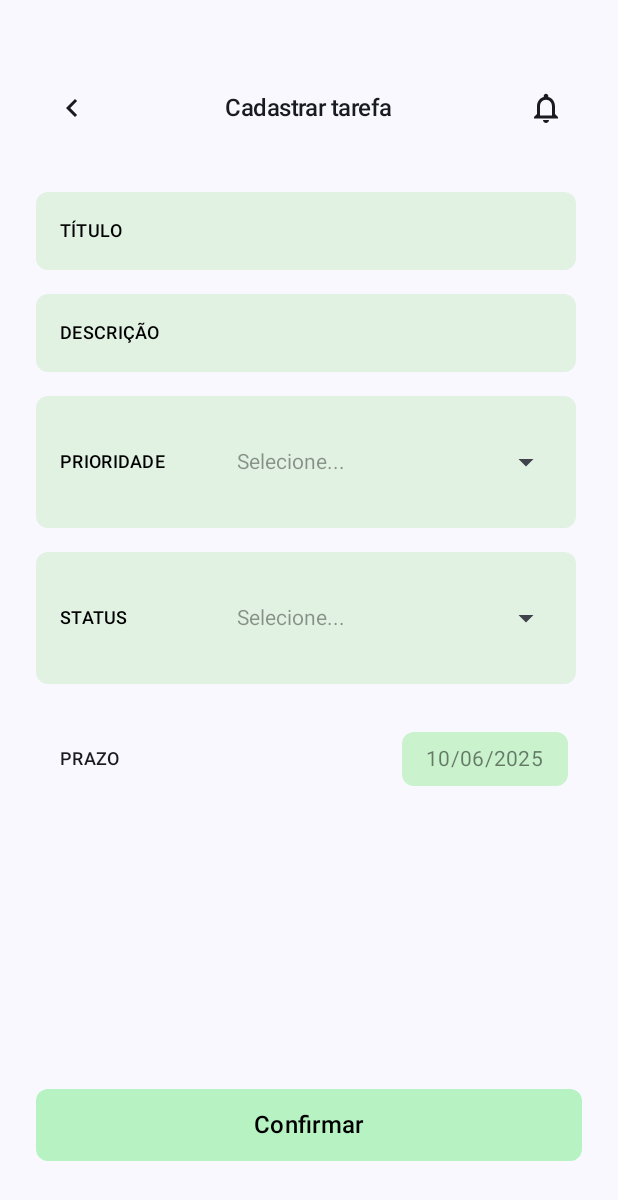
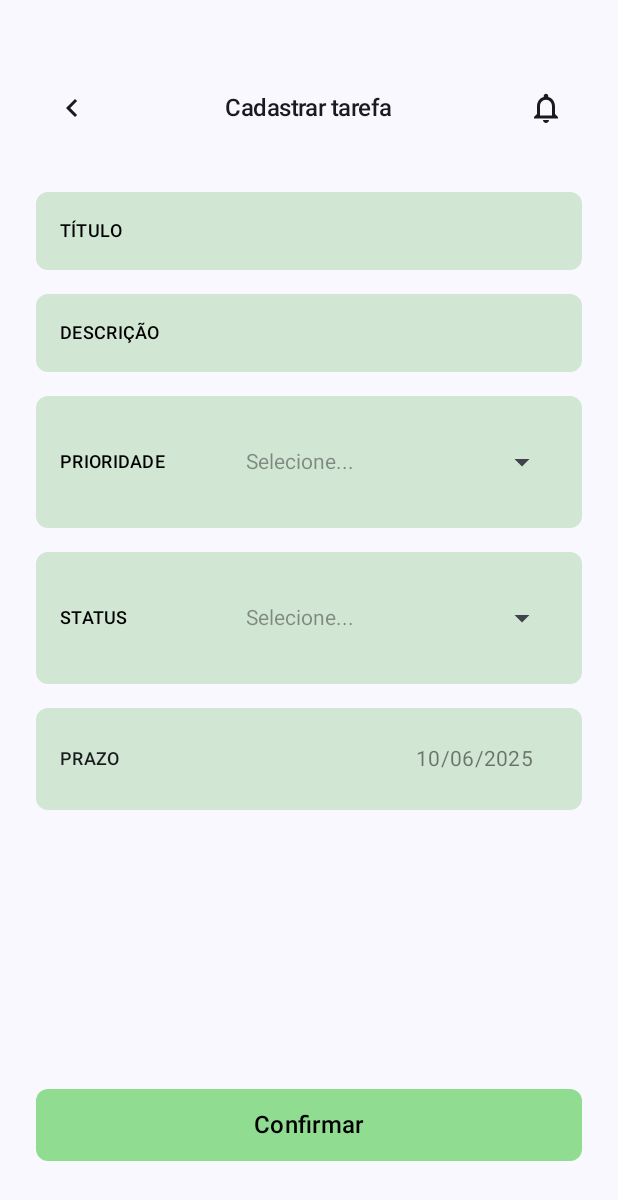
Before and after one commit to vblmqs/Checkae, an Android app built with Jetpack Compose: the TaskFormScreen screen opened through its navigation route, on a phone screen of 412 x 824 dp. Shown: the top 1200 px of the screen. Run offline under Robolectric (Android 15) with nearby library versions, the phone set to English and light mode, and no system bars; our stand-ins replace Firebase (no records; nobody signed in at launch, a user with empty details on screens opened directly); Roboto replaces fonts that are not available here.

Commit message:
Atualizando cor dos componentes junto ao tema

```diff
--- a/app/src/main/java/com/example/taskapp/components/BotoesFormulario.kt
+++ b/app/src/main/java/com/example/taskapp/components/BotoesFormulario.kt
@@ -16,14 +16,13 @@ import androidx.compose.foundation.shape.RoundedCornerShape
 @Composable
 fun BotoesFormulario(
     onConfirm: () -> Unit,
-    onDelete: (() -> Unit)?, // MODIFICAÇÃO 1: onDelete agora é opcional (nullable)
+    onDelete: (() -> Unit)?,
     modifier: Modifier = Modifier
 ) {
     Row(
         horizontalArrangement = if (onDelete != null) Arrangement.spacedBy(12.dp) else Arrangement.End, // Ajusta o arranjo
         modifier = modifier.fillMaxWidth()
     ) {
-        // MODIFICAÇÃO 2: Mostrar o botão Excluir somente se onDelete não for null
         onDelete?.let { deleteAction ->
             OutlinedButton(
                 onClick = deleteAction, // Usa a ação de deletar fornecida
@@ -65,7 +64,7 @@ fun BotoesFormulario(
             shape = RoundedCornerShape(8.dp),
             contentPadding = PaddingValues(horizontal = 24.dp),
             colors = ButtonDefaults.buttonColors(
-                containerColor = Color(0xFFB6F2C2), // Verde claro para confirmar
+                containerColor = Color(0xFF90DC91), // Verde claro para confirmar
                 contentColor = Color.Black
             )
         ) {
--- a/app/src/main/java/com/example/taskapp/components/CampoCombobox.kt
+++ b/app/src/main/java/com/example/taskapp/components/CampoCombobox.kt
@@ -1,6 +1,7 @@
 package com.example.taskapp.components
 
 import androidx.compose.foundation.background
+import androidx.compose.foundation.clickable
 import androidx.compose.foundation.layout.*
 import androidx.compose.foundation.shape.RoundedCornerShape
 import androidx.compose.material3.*
@@ -18,64 +19,64 @@ import androidx.compose.ui.unit.sp
 fun <T> CampoCombobox(
     label: String,
     options: List<T>,
-    selectedOption: T?, // Opção selecionada, pode ser nula se nada estiver selecionado inicialmente
+    selectedOption: T?,
     onOptionSelected: (T) -> Unit,
-    optionToDisplayedString: (T) -> String = { it.toString() }, // Como converter a opção para String para exibição
-    placeholder: String = "Selecione...", // Texto para mostrar se selectedOption for nulo
+    optionToDisplayedString: (T) -> String = { it.toString() },
+    placeholder: String = "Selecione...",
     modifier: Modifier = Modifier,
     enabled: Boolean = true
 ) {
     var expanded by remember { mutableStateOf(false) }
 
     Box(
+        // Removido o width(360.dp) fixo e usado fillMaxWidth()
+        // As margens laterais agora são controladas pelo padding horizontal
         modifier = modifier
-            .width(360.dp) // Largura igual ao CampoFormulario
-            .background(Color(0xFFE1F1E2), shape = RoundedCornerShape(8.dp))
-            // Padding igual ao CampoFormulario para consistência visual externa
-            .padding(start = 16.dp, end = 9.dp, top = 16.dp, bottom = 16.dp)
+            .fillMaxWidth() // Ocupa a largura total disponível
+            .background(Color(0xE9CFE5D0), shape = RoundedCornerShape(8.dp))
+            .padding(horizontal = 16.dp, vertical = 16.dp) // Padding interno consistente
     ) {
         Row(
             modifier = Modifier.fillMaxWidth(),
             horizontalArrangement = Arrangement.spacedBy(12.dp),
-            verticalAlignment = Alignment.CenterVertically // Alinha o label e o campo do dropdown
+            verticalAlignment = Alignment.CenterVertically
         ) {
             Text(
-                text = label.uppercase(), // Label em maiúsculas, como no CampoFormulario
+                text = label.uppercase(),
                 style = MaterialTheme.typography.bodyMedium.copy(
                     color = Color.Black,
                     fontSize = 12.sp,
                     fontWeight = FontWeight.Medium,
                     lineHeight = 20.sp
                 ),
-                modifier = Modifier.width(90.dp) // Largura do label igual ao CampoFormulario
+                modifier = Modifier.weight(0.3f)
             )
 
             ExposedDropdownMenuBox(
-                expanded = expanded && enabled, // O menu só expande se o campo estiver habilitado
+                expanded = expanded && enabled,
                 onExpandedChange = { if (enabled) expanded = !expanded },
-                modifier = Modifier.weight(1f) // Faz o dropdown ocupar o espaço restante
+                modifier = Modifier.weight(0.7f)
             ) {
-                // TextField que exibe a opção selecionada e serve como âncora para o menu
                 TextField(
                     value = selectedOption?.let { optionToDisplayedString(it) } ?: placeholder,
                     onValueChange = { /* Campo é somente leitura */ },
                     readOnly = true,
                     enabled = enabled,
-                    textStyle = TextStyle( // Estilo do texto similar ao BasicTextField do CampoFormulario
+                    textStyle = TextStyle(
                         color = if (selectedOption != null && enabled) Color.Black.copy(alpha = 0.7f)
-                        else if (enabled) Color.Black.copy(alpha = 0.4f) // Cor do placeholder
-                        else Color.Black.copy(alpha = 0.3f), // Cor quando desabilitado
+                        else if (enabled) Color.Black.copy(alpha = 0.4f)
+                        else Color.Black.copy(alpha = 0.3f),
                         fontSize = 14.sp,
                         fontWeight = FontWeight.Normal,
-                        lineHeight = 19.6.sp, // Igual ao BasicTextField
+                        lineHeight = 19.6.sp,
                         fontFamily = MaterialTheme.typography.bodyMedium.fontFamily
                     ),
                     trailingIcon = {
-                        if (enabled) { // Só mostra o ícone se estiver habilitado
+                        if (enabled) {
                             ExposedDropdownMenuDefaults.TrailingIcon(expanded = expanded)
                         }
                     },
-                    colors = TextFieldDefaults.colors( // Remove o fundo e bordas do TextField
+                    colors = TextFieldDefaults.colors(
                         focusedContainerColor = Color.Transparent,
                         unfocusedContainerColor = Color.Transparent,
                         disabledContainerColor = Color.Transparent,
@@ -86,11 +87,10 @@ fun <T> CampoCombobox(
                         errorIndicatorColor = Color.Transparent
                     ),
                     modifier = Modifier
-                        .menuAnchor() // Necessário para o ExposedDropdownMenuBox
+                        .menuAnchor()
                         .fillMaxWidth()
                 )
 
-                // O menu dropdown que aparece
                 ExposedDropdownMenu(
                     expanded = expanded && enabled,
                     onDismissRequest = { expanded = false }
--- a/app/src/main/java/com/example/taskapp/components/CampoData.kt
+++ b/app/src/main/java/com/example/taskapp/components/CampoData.kt
@@ -10,6 +10,7 @@ import androidx.compose.runtime.Composable
 import androidx.compose.ui.Alignment
 import androidx.compose.ui.Modifier
 import androidx.compose.ui.graphics.Color
+import androidx.compose.ui.text.font.FontWeight
 import androidx.compose.ui.unit.dp
 import androidx.compose.ui.unit.sp
 
@@ -21,33 +22,34 @@ fun CampoData(
     modifier: Modifier = Modifier
 ) {
     Box(
+
         modifier = modifier
             .fillMaxWidth()
-            .background(Color.Transparent)
-            .padding(start = 16.dp, end = 9.dp, top = 16.dp, bottom = 16.dp)
+            .background(Color(0xE9CFE5D0), shape = RoundedCornerShape(8.dp))
+            .padding(horizontal = 16.dp, vertical = 16.dp) // Padding consistente: 16.dp de cada lado
     ) {
         Row(
             modifier = Modifier.fillMaxWidth(),
+            horizontalArrangement = Arrangement.spacedBy(12.dp),
             verticalAlignment = Alignment.CenterVertically
         ) {
             Text(
                 text = label.uppercase(),
                 style = MaterialTheme.typography.bodyMedium.copy(
                     fontSize = 12.sp,
-                    fontWeight = MaterialTheme.typography.labelSmall.fontWeight,
+                    fontWeight = FontWeight.Medium, // Usando FontWeight.Medium para consistência
                     lineHeight = 20.sp,
-                    color = MaterialTheme.colorScheme.onBackground
+                    color = MaterialTheme.colorScheme.onBackground // Use a cor do tema para melhor adaptabilidade
                 ),
-                modifier = Modifier.width(90.dp)
+                modifier = Modifier.weight(0.3f) // Ocupa 30% do espaço da Row
             )
-
-            Spacer(modifier = Modifier.weight(1f))
 
             Box(
                 modifier = Modifier
-                    .background(Color(0xFFC9F2CD), shape = RoundedCornerShape(8.dp))
+                    .weight(0.7f) // Ocupa 70% do espaço restante na Row
                     .clickable { onClick() }
-                    .padding(horizontal = 16.dp, vertical = 8.dp)
+                    .padding(horizontal = 16.dp, vertical = 8.dp),
+                contentAlignment = Alignment.CenterEnd // Alinha o conteúdo do Box (o Text) à direita
             ) {
                 Text(
                     text = value,
--- a/app/src/main/java/com/example/taskapp/components/CampoFormulario.kt
+++ b/app/src/main/java/com/example/taskapp/components/CampoFormulario.kt
@@ -23,12 +23,13 @@ fun CampoFormulario(
 ) {
     Box(
         modifier = modifier
-            .width(360.dp)
-            .background(Color(0xFFE1F1E2), shape = RoundedCornerShape(8.dp))
-            .padding(start = 16.dp, end = 9.dp, top = 16.dp, bottom = 16.dp)
+            .fillMaxWidth() // Ocupa a largura total disponível
+            .background(Color(0xE9CFE5D0), shape = RoundedCornerShape(8.dp))
+            .padding(horizontal = 16.dp, vertical = 16.dp) // padding interno do Box
     ) {
         Row(
             modifier = Modifier.fillMaxWidth(),
+            // Para controlar o espaçamento entre o label e o campo de texto
             horizontalArrangement = Arrangement.spacedBy(12.dp)
         ) {
             Text(
@@ -40,8 +41,7 @@ fun CampoFormulario(
                     lineHeight = 20.sp
                 ),
                 modifier = Modifier
-                    .width(90.dp)
-                    .padding(end = 12.dp)
+                    .weight(0.3f) // Ocupa 30% do espaço disponível na linha
             )
 
             BasicTextField(
@@ -55,8 +55,7 @@ fun CampoFormulario(
                     fontFamily = MaterialTheme.typography.bodyMedium.fontFamily
                 ),
                 modifier = Modifier
-                    .weight(1f)
-                    .padding(end = 7.dp)
+                    .weight(0.7f) // Ocupa 70% do espaço restante
             )
         }
     }
```
